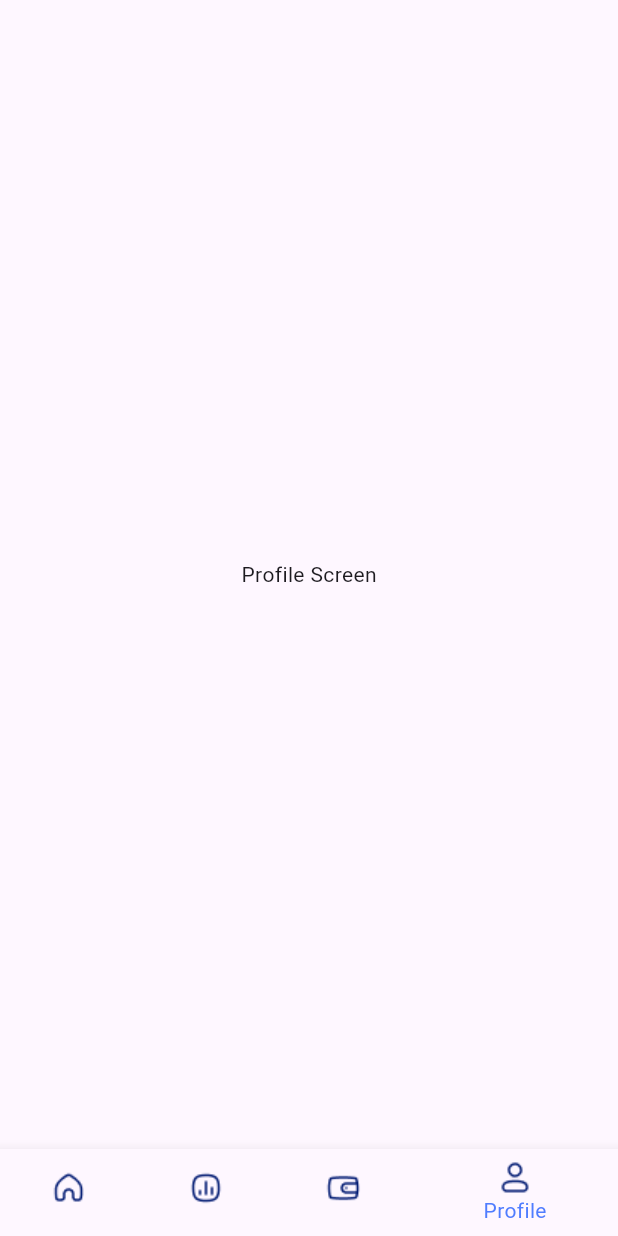
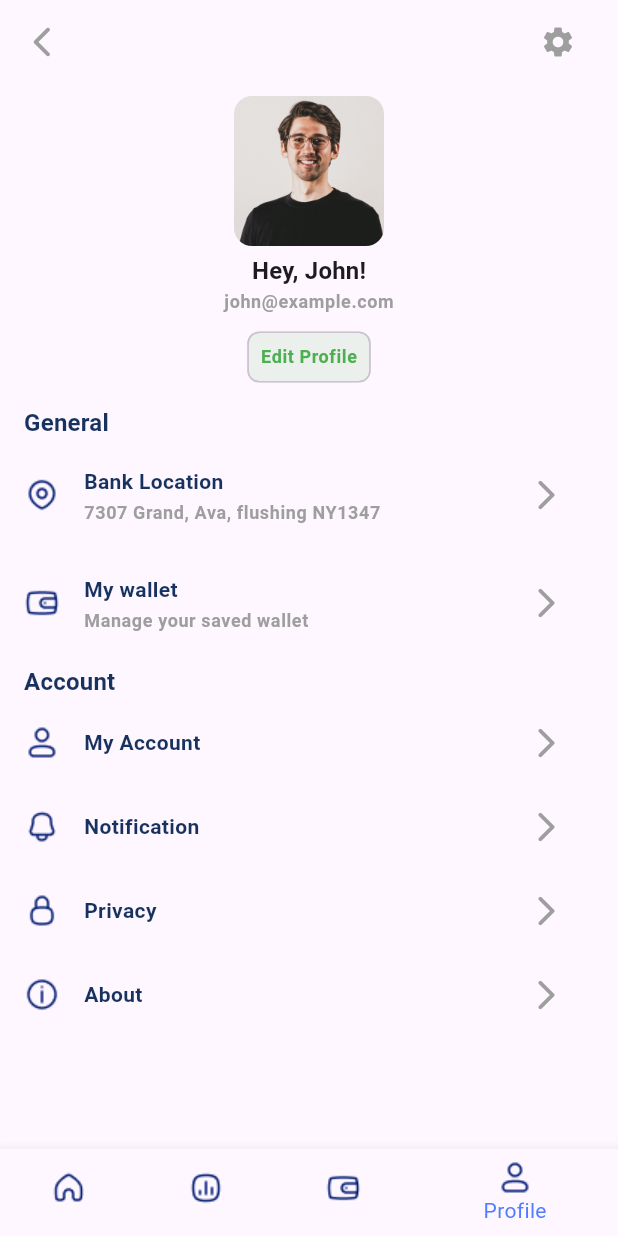
Before and after one commit to mohammed-swafvan/money-manager, a Flutter app: the screen it shows after launch, item 4 of the bottom bar chosen, on a phone screen of 412 x 824 dp. Run offline on Flutter 3.47's test engine with Material 2 defaults, Android fonts, the phone set to English and light mode, and no system bars.

Commit message:
profile screen design completed perfectly

```diff
--- a/lib/models/user_info_model.dart
+++ b/lib/models/user_info_model.dart
@@ -2,6 +2,7 @@ import 'package:money_manager/models/transaction_model.dart';
 
 class UserInfoModel {
   final String userName;
+  final String userEmail;
   final String totalBalance;
   final String inflow;
   final String outflow;
@@ -13,6 +14,7 @@ class UserInfoModel {
     required this.inflow,
     required this.outflow,
     required this.transaction,
+    required this.userEmail,
   });
 }
 
@@ -72,6 +74,7 @@ const List<Transaction> transactionTwo = [
 
 final userData = UserInfoModel(
   userName: "Hey, John!",
+  userEmail: "john@example.com",
   totalBalance: "4,586.00",
   inflow: "4,000.00",
   outflow: "2,000.00",
--- a/lib/presentation/screens/home_profile_tab.dart
+++ b/lib/presentation/screens/home_profile_tab.dart
@@ -1,12 +1,83 @@
 import 'package:flutter/material.dart';
+import 'package:money_manager/presentation/utils/custom_colors.dart';
+import 'package:money_manager/presentation/utils/dimension.dart';
+import 'package:money_manager/presentation/widgets/account_info_tile.dart';
+import 'package:money_manager/presentation/widgets/general_info_tile.dart';
+import 'package:money_manager/presentation/widgets/profile_card.dart';
 
 class HomeProfileTab extends StatelessWidget {
   const HomeProfileTab({super.key});
 
   @override
   Widget build(BuildContext context) {
-    return Center(
-      child: Text("Profile Screen"),
+    return Scaffold(
+      appBar: AppBar(
+        leading: IconButton(
+          onPressed: () {},
+          icon: Icon(
+            Icons.arrow_back_ios_new_rounded,
+            color: CustomColors.fontSubHeading,
+          ),
+        ),
+        actions: [
+          Padding(
+            padding: EdgeInsets.only(right: Dimensions.defaultSpacing),
+            child: IconButton(
+              onPressed: () {},
+              icon: Icon(
+                Icons.settings,
+                color: CustomColors.fontSubHeading,
+              ),
+            ),
+          )
+        ],
+      ),
+      body: SafeArea(
+        child: ListView(
+          children: [
+            const ProfileCard(),
+            Column(
+              crossAxisAlignment: CrossAxisAlignment.start,
+              children: [
+                Padding(
+                  padding: EdgeInsets.only(left: Dimensions.defaultSpacing),
+                  child: Text(
+                    "General",
+                    style: Theme.of(context).textTheme.titleMedium?.copyWith(
+                          color: CustomColors.fontDark,
+                          fontWeight: FontWeight.bold,
+                        ),
+                  ),
+                ),
+                const GeneralInfoTile(
+                  title: "Bank Location",
+                  subtitle: "7307 Grand, Ava, flushing NY1347",
+                  imageIconUrl: "assets/icons/location-1.png",
+                ),
+                const GeneralInfoTile(
+                  title: "My wallet",
+                  subtitle: "Manage your saved wallet",
+                  imageIconUrl: "assets/icons/wallet.png",
+                ),
+                Padding(
+                  padding: EdgeInsets.only(left: Dimensions.defaultSpacing, top: 5),
+                  child: Text(
+                    "Account",
+                    style: Theme.of(context).textTheme.titleMedium?.copyWith(
+                          color: CustomColors.fontDark,
+                          fontWeight: FontWeight.bold,
+                        ),
+                  ),
+                ),
+                const AccountInfoTile(imageIconUrl: "assets/icons/user-1.png", title: "My Account"),
+                const AccountInfoTile(imageIconUrl: "assets/icons/bell.png", title: "Notification "),
+                const AccountInfoTile(imageIconUrl: "assets/icons/lock-on.png", title: "Privacy"),
+                const AccountInfoTile(imageIconUrl: "assets/icons/info-circle.png", title: "About"),
+              ],
+            )
+          ],
+        ),
+      ),
     );
   }
 }
--- a/lib/presentation/utils/custom_colors.dart
+++ b/lib/presentation/utils/custom_colors.dart
@@ -10,7 +10,7 @@ class CustomColors {
   static Color fontDark = const Color.fromARGB(255, 23, 50, 95);
   static Color fontLight = const Color(0xFFB3C7E0);
 
-  static Color fontSubHeading = fontDark.withOpacity(0.6);
+  static Color fontSubHeading = Colors.grey;
 
   static Color accent = const Color.fromARGB(255, 210, 70, 81);
   static Color background = const Color(0xFFF1F2F5);
--- a/lib/presentation/utils/custom_size.dart
+++ b/lib/presentation/utils/custom_size.dart
@@ -1,7 +1,6 @@
 import 'package:flutter/material.dart';
 
 class CustomSize {
-
   // height
   static SizedBox height5 = const SizedBox(height: 5);
   static SizedBox height10 = const SizedBox(height: 10);
@@ -14,5 +13,4 @@ class CustomSize {
   static SizedBox width15 = const SizedBox(width: 15);
   static SizedBox width20 = const SizedBox(width: 20);
   static SizedBox width30 = const SizedBox(width: 30);
-
 }
--- a/lib/presentation/utils/dimension.dart
+++ b/lib/presentation/utils/dimension.dart
@@ -1,10 +1,8 @@
 class Dimensions {
-
   static double defaultSpacing = 16.0;
   static double defaultRadius = 12.0;
 
   static double fontSizeHeading = 18.0;
   static double fontSizeTitle = 16.0;
   static double fontSizeBody = 13.0;
-
 }
--- /dev/null
+++ b/lib/presentation/widgets/account_info_tile.dart
@@ -0,0 +1,31 @@
+import 'package:flutter/material.dart';
+import 'package:money_manager/presentation/utils/custom_colors.dart';
+
+class AccountInfoTile extends StatelessWidget {
+  const AccountInfoTile({super.key, required this.imageIconUrl, required this.title});
+
+  final String imageIconUrl;
+  final String title;
+
+  @override
+  Widget build(BuildContext context) {
+    return ListTile(
+      onTap: () {},
+      leading: Image.asset(imageIconUrl),
+      title: Text(
+        title,
+        style: Theme.of(context).textTheme.bodyMedium?.copyWith(
+              color: CustomColors.fontDark,
+              fontWeight: FontWeight.bold,
+            ),
+      ),
+      trailing: IconButton(
+        onPressed: () {},
+        icon: Icon(
+          Icons.arrow_forward_ios_rounded,
+          color: CustomColors.fontSubHeading,
+        ),
+      ),
+    );
+  }
+}
--- /dev/null
+++ b/lib/presentation/widgets/general_info_tile.dart
@@ -0,0 +1,39 @@
+import 'package:flutter/material.dart';
+import 'package:money_manager/presentation/utils/custom_colors.dart';
+
+class GeneralInfoTile extends StatelessWidget {
+  const GeneralInfoTile({super.key, required this.title, required this.subtitle, required this.imageIconUrl});
+
+  final String title;
+  final String subtitle;
+  final String imageIconUrl;
+
+  @override
+  Widget build(BuildContext context) {
+    return ListTile(
+      onTap: () {},
+      leading: Image.asset(imageIconUrl),
+      title: Text(
+        title,
+        style: Theme.of(context).textTheme.bodyMedium?.copyWith(
+              color: CustomColors.fontDark,
+              fontWeight: FontWeight.bold,
+            ),
+      ),
+      subtitle: Text(
+        subtitle,
+        style: Theme.of(context).textTheme.bodySmall?.copyWith(
+              color: CustomColors.fontSubHeading,
+              fontWeight: FontWeight.w600,
+            ),
+      ),
+      trailing: IconButton(
+        onPressed: () {},
+        icon: Icon(
+          Icons.arrow_forward_ios_rounded,
+          color: CustomColors.fontSubHeading,
+        ),
+      ),
+    );
+  }
+}
--- /dev/null
+++ b/lib/presentation/widgets/profile_card.dart
@@ -0,0 +1,59 @@
+import 'package:flutter/material.dart';
+import 'package:money_manager/models/user_info_model.dart';
+import 'package:money_manager/presentation/utils/custom_colors.dart';
+import 'package:money_manager/presentation/utils/custom_size.dart';
+import 'package:money_manager/presentation/utils/dimension.dart';
+
+class ProfileCard extends StatefulWidget {
+  const ProfileCard({super.key});
+
+  @override
+  State<ProfileCard> createState() => _ProfileCardState();
+}
+
+class _ProfileCardState extends State<ProfileCard> {
+  @override
+  Widget build(BuildContext context) {
+    return Padding(
+      padding: const EdgeInsets.symmetric(vertical: 8),
+      child: Center(
+        child: Column(
+          mainAxisAlignment: MainAxisAlignment.center,
+          children: [
+            ClipRRect(
+              borderRadius: BorderRadius.circular(Dimensions.defaultRadius),
+              child: Image.asset(
+                "assets/images/avatar.jpeg",
+                width: 100,
+              ),
+            ),
+            CustomSize.height5,
+            Text(
+              userData.userName,
+              style: Theme.of(context).textTheme.titleMedium?.copyWith(
+                    fontWeight: FontWeight.w700,
+                  ),
+            ),
+            Text(
+              userData.userEmail,
+              style: Theme.of(context).textTheme.bodySmall?.copyWith(
+                    fontWeight: FontWeight.w600,
+                    color: CustomColors.fontSubHeading,
+                  ),
+            ),
+            CustomSize.height5,
+            Chip(
+              labelPadding: EdgeInsets.zero,
+              backgroundColor: Colors.green.withOpacity(0.1),
+              label: const Text("Edit Profile"),
+              labelStyle: Theme.of(context).textTheme.bodySmall?.copyWith(
+                    fontWeight: FontWeight.bold,
+                    color: Colors.green,
+                  ),
+            ),
+          ],
+        ),
+      ),
+    );
+  }
+}
```
